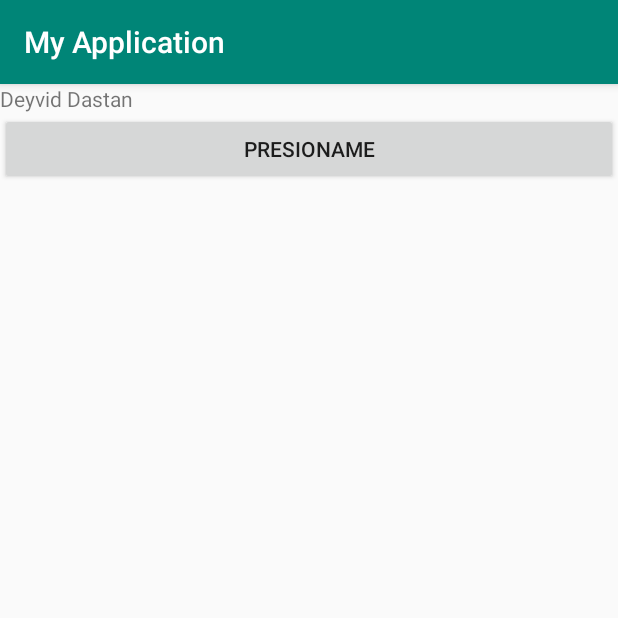
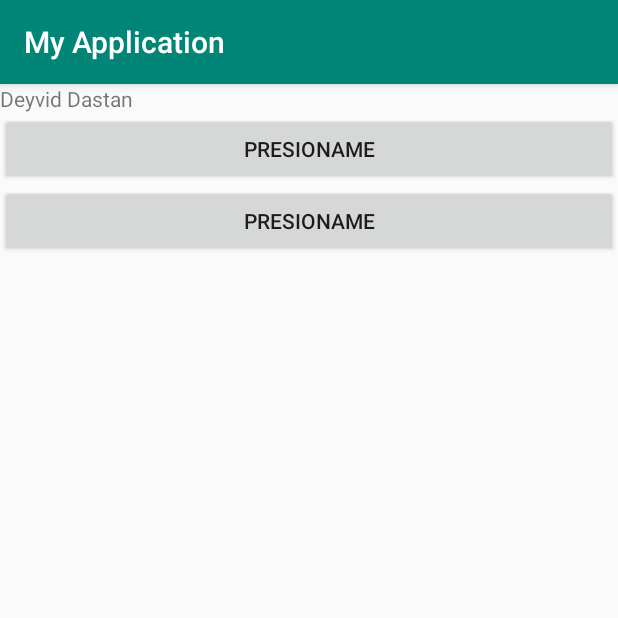
Before and after one commit to 10121-10121/semana06, an Android app: the screen it shows after launch (MainActivity), on a phone screen of 412 x 824 dp, the top half of it. Run offline under Robolectric (Android 15) with nearby library versions, the phone set to English and light mode, and no system bars.

Commit message:
mi segundo cambio

```diff
--- a/app/src/main/AndroidManifest.xml
+++ b/app/src/main/AndroidManifest.xml
@@ -9,6 +9,8 @@
         android:roundIcon="@mipmap/ic_launcher_round"
         android:supportsRtl="true"
         android:theme="@style/AppTheme">
+        <activity android:name=".AboutUsActivity"></activity>
+        <activity android:name=".ProductListActivity" />
         <activity android:name=".MainActivity">
             <intent-filter>
                 <action android:name="android.intent.action.MAIN" />
--- a/app/src/main/java/com/example/myapplication/MainActivity.java
+++ b/app/src/main/java/com/example/myapplication/MainActivity.java
@@ -2,15 +2,41 @@ package com.example.myapplication;
 
 import androidx.appcompat.app.AppCompatActivity;
 
+import android.content.Intent;
 import android.os.Bundle;
+import android.provider.Settings;
+import android.view.View;
+import android.widget.Button;
 import android.widget.Toast;
 
 public class MainActivity extends AppCompatActivity {
 
+    private Button btnProducts;
+    private Button btnAboutUs;
     @Override
     protected void onCreate(Bundle savedInstanceState) {
         super.onCreate(savedInstanceState);
-        setContentView(R.layout.activity_main);
+        setContentView(R.layout.activity_main); //enlazamos activity layout
+        btnProducts = (Button) findViewById(R.id.btnEnter);
+        btnAboutUs = (Button) findViewById(R.id.btnAboutUs);
+
+        btnProducts.setOnClickListener(new View.OnClickListener(){
+           public void onClick(View v) {
+               //Log.i(Settings.INFO, "Products");
+               Intent i = new Intent(MainActivity.this, ProductListActivity.class);
+               startActivity(i);
+           }
+        });
+
+        btnAboutUs.setOnClickListener(new View.OnClickListener() {
+           public void onClick(View v) {
+               //Log.i(Settings.INFO, "About us");
+               Intent i = new Intent(MainActivity.this, AboutUsActivity.class);
+               startActivity(i);
+           }
+        });
+
+
     }
 
     @Override
--- a/app/src/main/res/layout/activity_main.xml
+++ b/app/src/main/res/layout/activity_main.xml
@@ -20,7 +20,12 @@
             app:layout_constraintTop_toTopOf="parent" />
         <!-- mach-parent: se expande en otda la pantalla -->
         <!-- wrap-content: utiliza lo nesesario-->
-        <Button
+        <Button android:id="@+id/btnEnter"
+            android:layout_width="match_parent"
+            android:layout_height="wrap_content"
+            android:text="presioname"></Button>
+
+        <Button android:id="@+id/btnAboutUs"
             android:layout_width="match_parent"
             android:layout_height="wrap_content"
             android:text="presioname"></Button>
```
Also changed, not shown: app/src/main/java/com/example/myapplication/AboutUsActivity.java (added, +14 -0 lines), app/src/main/java/com/example/myapplication/ProductListActivity.java (added, +14 -0 lines), app/src/main/res/layout/activity_about_us.xml (added, +16 -0 lines), app/src/main/res/layout/activity_product_list.xml (added, +9 -0 lines).
